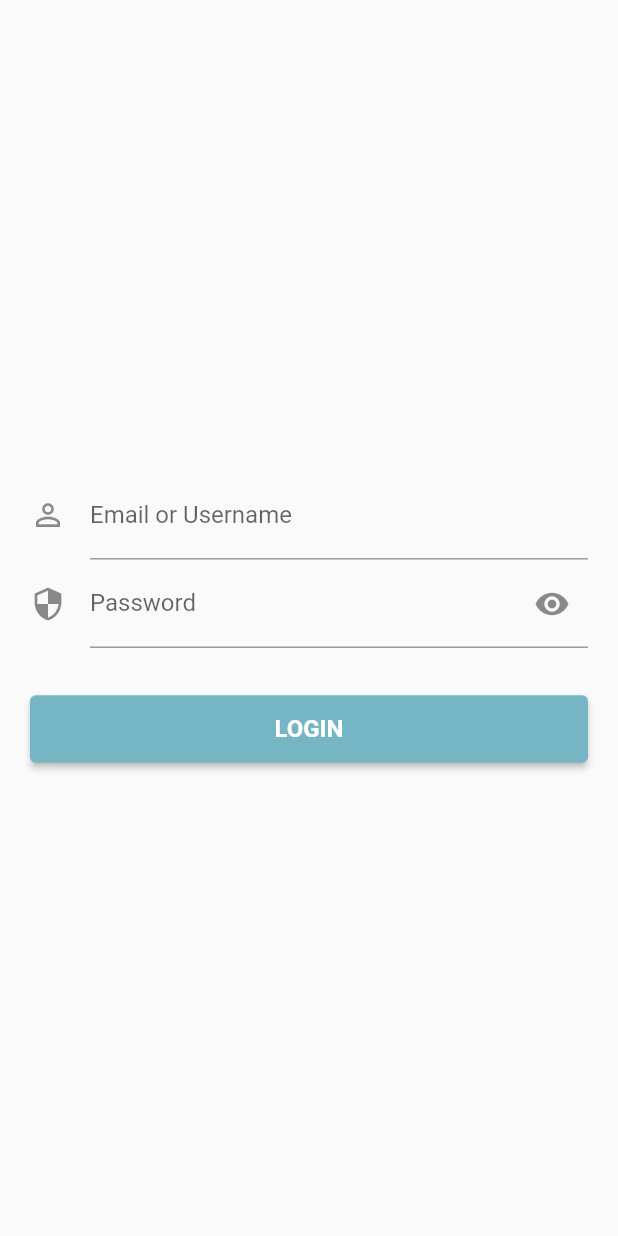
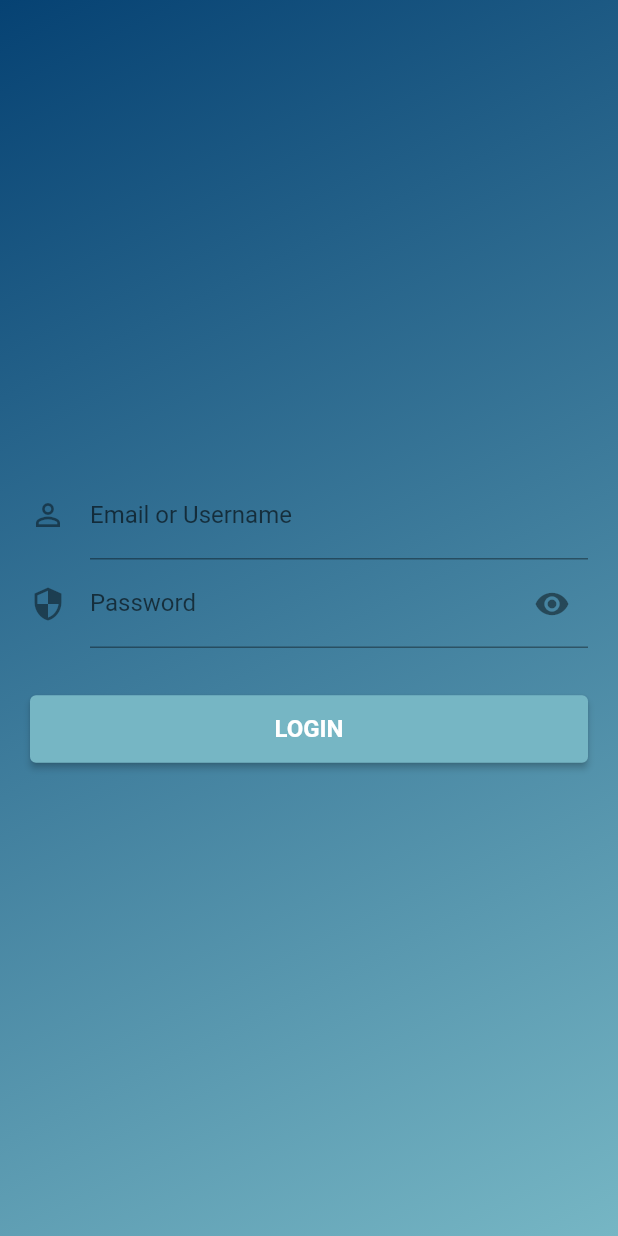
Before and after one commit to rodrigo-sp17/sea-mates, a Flutter app: the screen it shows after launch, after a tap on "Login with email", on a phone screen of 412 x 824 dp. Run offline on Flutter 3.47's test engine with Material 2 defaults, Android fonts, the light colour scheme and no system bars; our stand-ins replace email_validator, flutter_signin_button, hive, hive_flutter, i18n_extension, package_info and 2 more; accounts and stored records are empty; network calls fail.

Commit message:
feat: Add Icon to pages

```diff
--- a/lib/view/home_page.dart
+++ b/lib/view/home_page.dart
@@ -83,6 +83,10 @@ class _HomePageState extends State<HomePage> {
 
     showAboutDialog(
       context: context,
+      applicationIcon: Image(
+        height: 70,
+        image: AssetImage('assets/icon.png'),
+      ),
       applicationName: _packageInfo.appName,
       applicationVersion: _packageInfo.version,
       applicationLegalese: '\u{a9} 2021 Rodrigo Silva dev.rodrigosp@gmail.com',
--- a/lib/view/login_page.dart
+++ b/lib/view/login_page.dart
@@ -9,7 +9,17 @@ import 'package:sea_mates/strings.i18n.dart';
 class LoginPage extends StatelessWidget {
   @override
   Widget build(BuildContext context) {
-    return Scaffold(body: LoginForm());
+    return Scaffold(
+        body: Container(
+            decoration: BoxDecoration(
+                gradient: LinearGradient(
+                    begin: Alignment.topLeft,
+                    end: Alignment.bottomRight,
+                    colors: [
+                  Theme.of(context).primaryColor,
+                  Theme.of(context).accentColor
+                ])),
+            child: LoginForm()));
   }
 }
 
--- a/lib/view/signup_page.dart
+++ b/lib/view/signup_page.dart
@@ -72,6 +72,15 @@ class _SignupFormState extends State<SignupForm> {
   Widget build(BuildContext context) {
     return Form(
         key: _formKey,
+        child: Container(
+            decoration: BoxDecoration(
+                gradient: LinearGradient(
+                    begin: Alignment.topLeft,
+                    end: Alignment.bottomRight,
+                    colors: [
+                  Theme.of(context).primaryColor,
+                  Theme.of(context).accentColor
+                ])),
             child: Scrollbar(
               child: ListView(
                 padding: EdgeInsets.all(20),
@@ -99,7 +108,8 @@ class _SignupFormState extends State<SignupForm> {
                     keyboardType: TextInputType.name,
                     textInputAction: TextInputAction.next,
                     decoration: InputDecoration(
-                    icon: const Icon(Icons.person), labelText: 'Username'.i18n),
+                        icon: const Icon(Icons.person),
+                        labelText: 'Username'.i18n),
                     autofillHints: [
                       AutofillHints.username,
                     ],
@@ -183,7 +193,7 @@ class _SignupFormState extends State<SignupForm> {
                   ),
                 ],
               ),
-        ));
+            )));
   }
 
   Future _showDialog(String title, String failedMessage) {
--- a/lib/view/splash_page.dart
+++ b/lib/view/splash_page.dart
@@ -14,8 +14,20 @@ class SplashPage extends StatelessWidget {
       if (!model.loaded) {
         return Scaffold(
           body: Container(
-            child: Center(child: Text('logo placeholder')),
-          ),
+              decoration: BoxDecoration(
+                  gradient: LinearGradient(
+                      begin: Alignment.topLeft,
+                      end: Alignment.bottomRight,
+                      colors: [
+                    Theme.of(context).primaryColor,
+                    Theme.of(context).accentColor
+                  ])),
+              child: Center(
+                child: Image(
+                  height: 200,
+                  image: AssetImage('assets/icon.png'),
+                ),
+              )),
         );
       } else if (model.userStatus != UserStatus.ANONYMOUS) {
         return HomePage();
--- a/lib/view/welcome_page.dart
+++ b/lib/view/welcome_page.dart
@@ -29,9 +29,27 @@ class WelcomePage extends StatelessWidget {
                   child: ListView(
                 padding: EdgeInsets.symmetric(horizontal: 10, vertical: 20),
                 children: [
-                  SizedBox(
-                    height: 220,
-                    child: Text('Logo placeholder'),
+                  Padding(
+                    padding: EdgeInsets.only(top: 80),
+                    child: Center(
+                        child: Image(
+                      height: 100,
+                      image: AssetImage('assets/icon.png'),
+                    )),
+                  ),
+                  Padding(
+                    padding: EdgeInsets.only(top: 10, bottom: 50),
+                    child: Center(
+                      child: Text(
+                        'SeaMates',
+                        style: TextStyle(
+                            color: Colors.white,
+                            fontSize: Theme.of(context)
+                                .accentTextTheme
+                                .headline3!
+                                .fontSize),
+                      ),
+                    ),
                   ),
                   ConstrainedBox(
                     constraints: BoxConstraints.tightFor(height: 45),
--- a/pubspec.yaml
+++ b/pubspec.yaml
@@ -66,8 +66,8 @@ flutter:
   uses-material-design: true
 
   # To add assets to your application, add an assets section, like this:
-  # assets:
-  #   - images/a_dot_burr.jpeg
+  assets:
+    - assets/icon.png
   #   - images/a_dot_ham.jpeg
 
   # An image asset can refer to one or more resolution-specific "variants", see
```
Also changed, not shown: assets/icon.png (added), 3 other files. Lines whose indentation alone changed are shown as unchanged.
